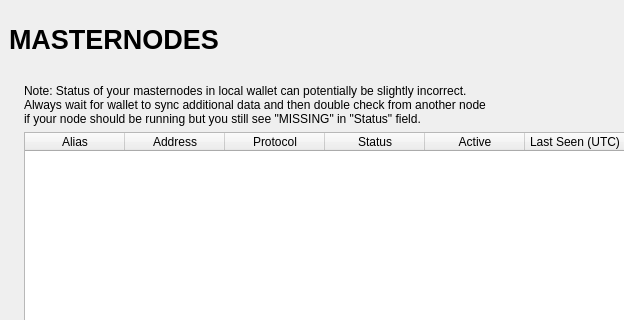
x-yggdrasil-x/Sleipnir, file src/qt/forms/masternodelist.ui: the form before one commit; both pictures show x 0 to 624 and y 0 to 320 of the 968 by 457 pixel window.
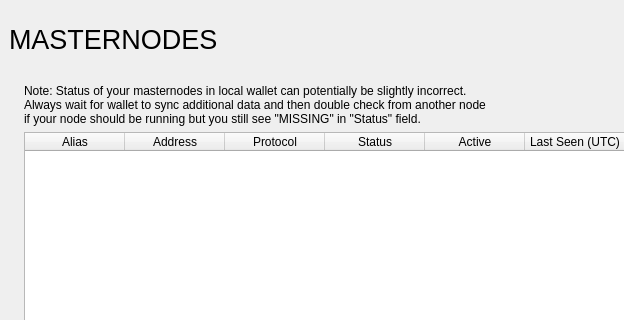
The form after the commit.

The edit to the form file:
```diff
--- a/src/qt/forms/masternodelist.ui
+++ b/src/qt/forms/masternodelist.ui
@@ -65,8 +65,8 @@
             <property name="font">
              <font>
               <pointsize>20</pointsize>
-              <weight>75</weight>
-              <bold>true</bold>
+              <weight>50</weight>
+              <bold>false</bold>
              </font>
             </property>
             <property name="text">
```
